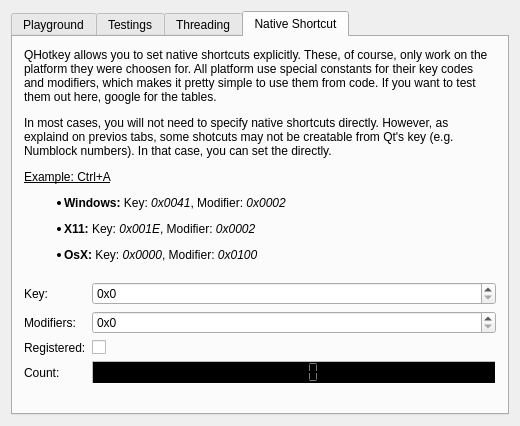
First picture: the form in HotkeyTest/hottestwidget.ui, repository Skycoder42/QHotkey, before the edit.
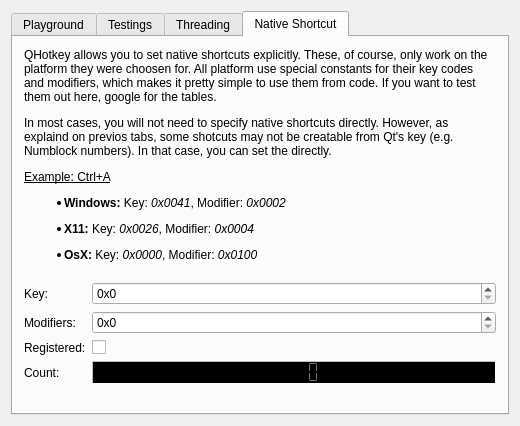
Second picture: the form after the edit.

What changed in the file:
```diff
--- a/HotkeyTest/hottestwidget.ui
+++ b/HotkeyTest/hottestwidget.ui
@@ -973,7 +973,7 @@
        <item>
         <widget class="QLabel" name="label_8">
          <property name="text">
-          <string>&lt;html&gt;&lt;head/&gt;&lt;body&gt;&lt;p&gt;QHotkey allows you to set native shortcuts explicitly. These, of course, only work on the platform they were choosen for. All platform use special constants for their key codes and modifiers, which makes it pretty simple to use them from code. If you want to test them out here, google for the tables.&lt;/p&gt;&lt;p&gt;In most cases, you will not need to specify native shortcuts directly. However, as explaind on previos tabs, some shotcuts may not be creatable from Qt's key (e.g. Numblock numbers). In that case, you can set the directly.&lt;/p&gt;&lt;p&gt;&lt;span style=&quot; text-decoration: underline;&quot;&gt;Example: Ctrl+A&lt;/span&gt;&lt;/p&gt;&lt;ul style=&quot;margin-top: 0px; margin-bottom: 0px; margin-left: 0px; margin-right: 0px; -qt-list-indent: 1;&quot;&gt;&lt;li style=&quot; margin-top:12px; margin-bottom:0px; margin-left:0px; margin-right:0px; -qt-block-indent:0; text-indent:0px;&quot;&gt;&lt;span style=&quot; font-weight:600;&quot;&gt;Windows:&lt;/span&gt; Key: &lt;span style=&quot; font-style:italic;&quot;&gt;0x0041&lt;/span&gt;, Modifier: &lt;span style=&quot; font-style:italic;&quot;&gt;0x0002&lt;/span&gt;&lt;/li&gt;&lt;li style=&quot; margin-top:12px; margin-bottom:0px; margin-left:0px; margin-right:0px; -qt-block-indent:0; text-indent:0px;&quot;&gt;&lt;span style=&quot; font-weight:600;&quot;&gt;X11:&lt;/span&gt; Key: &lt;span style=&quot; font-style:italic;&quot;&gt;0x001E&lt;/span&gt;, Modifier: &lt;span style=&quot; font-style:italic;&quot;&gt;0x0002&lt;/span&gt;&lt;/li&gt;&lt;li style=&quot; margin-top:12px; margin-bottom:0px; margin-left:0px; margin-right:0px; -qt-block-indent:0; text-indent:0px;&quot;&gt;&lt;span style=&quot; font-weight:600;&quot;&gt;OsX:&lt;/span&gt; Key: &lt;span style=&quot; font-style:italic;&quot;&gt;0x0000&lt;/span&gt;, Modifier: &lt;span style=&quot; font-style:italic;&quot;&gt;0x0100&lt;/span&gt;&lt;span style=&quot; text-decoration: underline;&quot;&gt;&lt;br/&gt;&lt;/span&gt;&lt;/li&gt;&lt;/ul&gt;&lt;/body&gt;&lt;/html&gt;</string>
+          <string>&lt;html&gt;&lt;head/&gt;&lt;body&gt;&lt;p&gt;QHotkey allows you to set native shortcuts explicitly. These, of course, only work on the platform they were choosen for. All platform use special constants for their key codes and modifiers, which makes it pretty simple to use them from code. If you want to test them out here, google for the tables.&lt;/p&gt;&lt;p&gt;In most cases, you will not need to specify native shortcuts directly. However, as explaind on previos tabs, some shotcuts may not be creatable from Qt's key (e.g. Numblock numbers). In that case, you can set the directly.&lt;/p&gt;&lt;p&gt;&lt;span style=&quot; text-decoration: underline;&quot;&gt;Example: Ctrl+A&lt;/span&gt;&lt;/p&gt;&lt;ul style=&quot;margin-top: 0px; margin-bottom: 0px; margin-left: 0px; margin-right: 0px; -qt-list-indent: 1;&quot;&gt;&lt;li style=&quot; margin-top:12px; margin-bottom:0px; margin-left:0px; margin-right:0px; -qt-block-indent:0; text-indent:0px;&quot;&gt;&lt;span style=&quot; font-weight:600;&quot;&gt;Windows:&lt;/span&gt; Key: &lt;span style=&quot; font-style:italic;&quot;&gt;0x0041&lt;/span&gt;, Modifier: &lt;span style=&quot; font-style:italic;&quot;&gt;0x0002&lt;/span&gt;&lt;/li&gt;&lt;li style=&quot; margin-top:12px; margin-bottom:0px; margin-left:0px; margin-right:0px; -qt-block-indent:0; text-indent:0px;&quot;&gt;&lt;span style=&quot; font-weight:600;&quot;&gt;X11:&lt;/span&gt; Key: &lt;span style=&quot; font-style:italic;&quot;&gt;0x0026&lt;/span&gt;, Modifier: &lt;span style=&quot; font-style:italic;&quot;&gt;0x0004&lt;/span&gt;&lt;/li&gt;&lt;li style=&quot; margin-top:12px; margin-bottom:0px; margin-left:0px; margin-right:0px; -qt-block-indent:0; text-indent:0px;&quot;&gt;&lt;span style=&quot; font-weight:600;&quot;&gt;OsX:&lt;/span&gt; Key: &lt;span style=&quot; font-style:italic;&quot;&gt;0x0000&lt;/span&gt;, Modifier: &lt;span style=&quot; font-style:italic;&quot;&gt;0x0100&lt;/span&gt;&lt;span style=&quot; text-decoration: underline;&quot;&gt;&lt;br/&gt;&lt;/span&gt;&lt;/li&gt;&lt;/ul&gt;&lt;/body&gt;&lt;/html&gt;</string>
          </property>
          <property name="wordWrap">
           <bool>true</bool>
```
